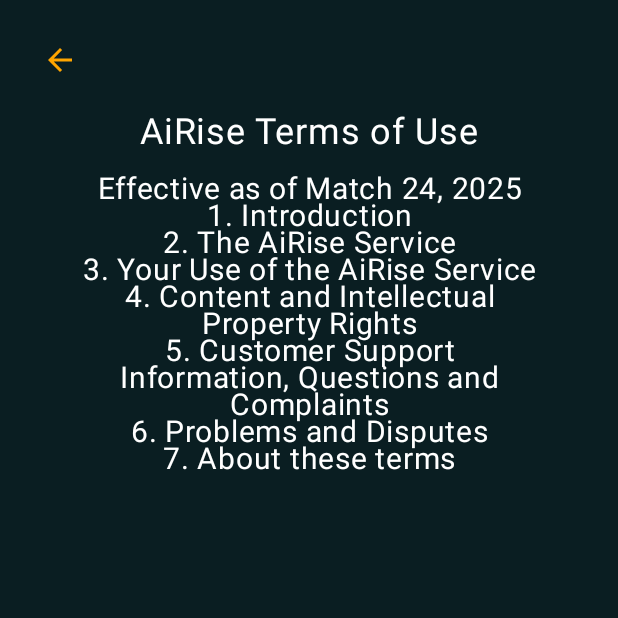
After one commit to JSDWRLD/AiRise, an Android app built with Jetpack Compose: the PrivacyPolicyScreen screen opened through its navigation route, on a phone screen of 412 x 824 dp, the top half of it. The commit adds this screen. Run offline under Robolectric (Android 15) with nearby library versions, the phone set to English and light mode, and no system bars.

Commit message:
LoginViewModel will now function with an HTTP Client. Privacy policy screens are now included.

```diff
--- a/Frontend/composeApp/src/commonMain/kotlin/com/teamnotfound/airise/App.kt
+++ b/Frontend/composeApp/src/commonMain/kotlin/com/teamnotfound/airise/App.kt
@@ -12,6 +12,7 @@
 import androidx.navigation.compose.rememberNavController
 import androidx.lifecycle.viewmodel.compose.viewModel
 import com.teamnotfound.airise.login.LoginViewModel
+import com.teamnotfound.airise.login.PrivacyPolicyScreen
 import com.teamnotfound.airise.login.RecoverAccountScreen
 import com.teamnotfound.airise.login.RecoverySentScreen
 import com.teamnotfound.airise.login.SignUpScreen
@@ -20,6 +21,7 @@
 enum class AppScreen {
     LOGIN,
     SIGNUP,
+    PRIVACY_POLICY,
     RECOVER_ACCOUNT,
     RECOVERY_SENT
 }
@@ -44,7 +46,7 @@
                     val loginViewModel = viewModel<LoginViewModel>()
                     LoginScreen(
                         viewModel = loginViewModel,
-                        onLoginClick = { /* login */ },
+                        onPrivacyPolicyClick = { navController.navigate(AppScreen.PRIVACY_POLICY.name) },
                         onForgotPasswordClick = { navController.navigate(AppScreen.RECOVER_ACCOUNT.name) },
                         onSignUpClick = { navController.navigate(AppScreen.SIGNUP.name) },
                         onGoogleSignInClick = { /* google Sign-In */ }
@@ -79,6 +81,12 @@
                                 inclusive = false
                             )
                         },
+                        onBackClick = { navController.popBackStack() }
+                    )
+                }
+                // Privacy Policy Screens
+                composable(route = AppScreen.PRIVACY_POLICY.name) {
+                    PrivacyPolicyScreen(
                         onBackClick = { navController.popBackStack() }
                     )
                 }
--- a/Frontend/composeApp/src/commonMain/kotlin/com/teamnotfound/airise/login/LoginScreen.kt
+++ b/Frontend/composeApp/src/commonMain/kotlin/com/teamnotfound/airise/login/LoginScreen.kt
@@ -19,7 +19,7 @@
 @Composable
 fun LoginScreen(
     viewModel: LoginViewModel,
-    onLoginClick: () -> Unit,
+    onPrivacyPolicyClick: () -> Unit,
     onForgotPasswordClick: () -> Unit,
     onSignUpClick: () -> Unit,
     onGoogleSignInClick: () -> Unit
@@ -28,7 +28,7 @@
     Login(
         uiState = uiState.value,
         onEvent = { viewModel.onEvent(it) },
-        onLoginClick = onLoginClick,
+        onPrivacyPolicyClick = onPrivacyPolicyClick,
         onForgotPasswordClick = onForgotPasswordClick,
         onSignUpClick = onSignUpClick,
         onGoogleSignInClick = onGoogleSignInClick
@@ -39,7 +39,7 @@
 fun Login(
     uiState: LoginUiState,
     onEvent: (LoginUiEvent) -> Unit,
-    onLoginClick: () -> Unit,
+    onPrivacyPolicyClick: () -> Unit,
     onForgotPasswordClick: () -> Unit,
     onSignUpClick: () -> Unit,
     onGoogleSignInClick: () -> Unit
@@ -195,7 +195,7 @@
                 TextButton(onClick = { /* Terms to be added */ }, contentPadding = PaddingValues(0.dp)) {
                     Text("Terms & Conditions", color = Color(0xFFFFA500), fontSize = 12.sp)
                 }
-                TextButton(onClick = { /* Policy to be added */ }, contentPadding = PaddingValues(0.dp)) {
+                TextButton(onClick = onPrivacyPolicyClick, contentPadding = PaddingValues(0.dp)) {
                     Text("Privacy Policy", color = Color(0xFFFFA500), fontSize = 12.sp)
                 }
             }
--- /dev/null
+++ b/Frontend/composeApp/src/commonMain/kotlin/com/teamnotfound/airise/login/PrivacyPolicyScreen.kt
@@ -0,0 +1,78 @@
+package com.teamnotfound.airise.login
+
+import androidx.compose.foundation.background
+import androidx.compose.foundation.layout.*
+import androidx.compose.material.*
+import androidx.compose.runtime.*
+import androidx.compose.ui.Alignment
+import androidx.compose.ui.Modifier
+import androidx.compose.ui.graphics.Color
+import androidx.compose.ui.unit.dp
+import androidx.compose.ui.unit.sp
+import androidx.compose.ui.text.style.TextAlign
+import androidx.compose.material.icons.Icons
+import androidx.compose.material.icons.automirrored.outlined.ArrowBack
+
+@Composable
+fun PrivacyPolicyScreen(
+    onBackClick: () -> Unit
+) {
+    Box(
+        modifier = Modifier
+            .fillMaxSize()
+            .background(Color(0xFF0A1E22))
+    ) {
+        // Back Arrow
+        Box(
+            modifier = Modifier
+                .fillMaxSize()
+        ) {
+            IconButton(
+                onClick = onBackClick,
+                modifier = Modifier
+                    .padding(start = 16.dp, top = 16.dp)
+                    .align(Alignment.TopStart)
+            ) {
+                Icon(
+                    Icons.AutoMirrored.Outlined.ArrowBack,
+                    contentDescription = "Back",
+                    tint = Color(0xFFFFA500)
+                )
+            }
+        }
+
+        // Center the screen
+        Column(
+            verticalArrangement = Arrangement.Top,
+            horizontalAlignment = Alignment.CenterHorizontally,
+            modifier = Modifier
+                .fillMaxSize()
+                .padding(top = 50.dp)
+                .padding(24.dp)
+        ) {
+
+            Text("AiRise Terms of Use", fontSize = 24.sp, color = Color.White)
+
+            Spacer(modifier = Modifier.height(12.dp))
+
+            // Terms of use test
+            Text(
+                "Effective as of Match 24, 2025\n" +
+                        "1. Introduction\n" +
+                        "2. The AiRise Service\n" +
+                        "3. Your Use of the AiRise Service\n" +
+                        "4. Content and Intellectual Property Rights\n" +
+                        "5. Customer Support Information, Questions and Complaints\n" +
+                        "6. Problems and Disputes\n" +
+                        "7. About these terms\n",
+                fontSize = 20.sp,
+                color = Color.White,
+                textAlign = TextAlign.Center,
+                modifier = Modifier
+                    .fillMaxWidth(0.85f)
+                    .wrapContentWidth(Alignment.CenterHorizontally),
+                lineHeight = 18.sp
+            )
+        }
+    }
+}
```
Also changed, not shown: Frontend/composeApp/src/commonMain/kotlin/com/teamnotfound/airise/login/LoginViewModel.kt (+30 -4 lines).
